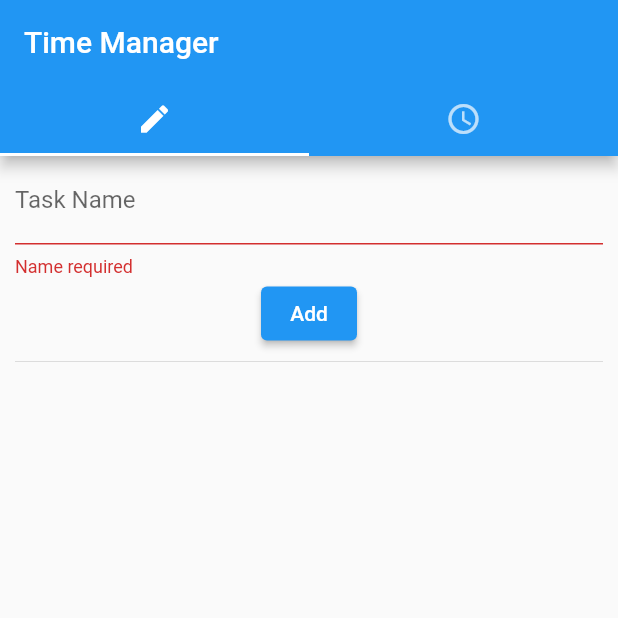
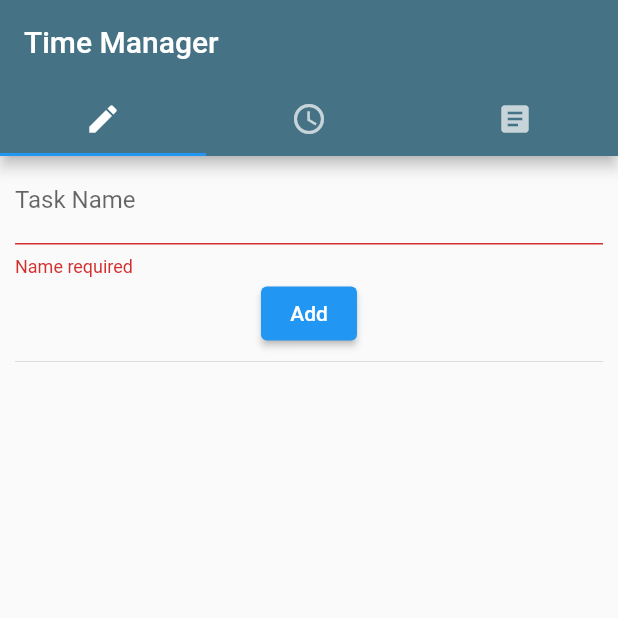
Before and after one commit to Delta-Psi/time_manager, a Flutter app: the screen it shows after launch, after a tap on "Add", on a phone screen of 412 x 824 dp, the top half of it. Run offline on Flutter 3.47's test engine with Material 2 defaults, Android fonts, the phone set to English and light mode, and no system bars; our stand-ins replace sqflite; accounts and stored records are empty.

```diff
--- a/lib/main.dart
+++ b/lib/main.dart
@@ -1,27 +1,97 @@
 import 'package:flutter/material.dart';
+import 'package:flutter/widgets.dart';
 
-void main() => runApp(MyApp());
+import 'package:path/path.dart';
+import 'package:sqflite/sqflite.dart';
 
-class Tasks extends StatefulWidget {
-    @override
-    _TasksState createState() => _TasksState();
+import 'dart:io';
+
+class Task {
+    final int id;
+    final String name;
+
+    Task({this.id, this.name});
+
+    Map<String, dynamic> toMap() {
+        return {
+            'id': id,
+            'name': name,
+        };
+    }
 }
 
-class _TasksState extends State<Tasks> {
+class DatabaseHelper {
+    static Database _db;
+
+    Future<Database> get db async {
+        if (_db == null) _db = await initDb();
+        return _db;
+    }
+
+    Future<Database> initDb() async {
+        WidgetsFlutterBinding.ensureInitialized();
+        return await openDatabase(
+            join(await getDatabasesPath(), 'tasks.db'),
+            onCreate: (db, version) {
+                print('creating database');
+                return db.execute(
+                    "CREATE TABLE Tasks(name TEXT)",
+                );
+            },
+            version: 2,
+        );
+    }
+
+    Future<Task> createTask(name) async {
+        var db_ = await db;
+
+        final int id = await db_.insert(
+            'Tasks',
+            {'name': name},
+        );
+
+        return Task(id: id, name: name);
+    }
+
+    Future<List<Task>> listTasks() async {
+        final Database db_ = await db;
+
+        final List<Map<String, dynamic>> maps = await db_.query(
+            'Tasks',
+            columns: ['rowid', 'name'],
+        );
+
+        return List.generate(maps.length, (i) {
+            return Task(id: maps[i]['rowid'], name: maps[i]['name']);
+        });
+    }
+}
+
+void main() {
+    runApp(MyApp());
+}
+
+class TaskEditor extends StatefulWidget {
+    @override
+    _TaskEditorState createState() => _TaskEditorState();
+}
+
+class _TaskEditorState extends State<TaskEditor> {
+    final DatabaseHelper db = DatabaseHelper();
+
     final _formKey = GlobalKey<FormState>();
     final _textController = TextEditingController();
-    List<String> _tasks = [];
 
-    void _addTask(task) {
+    void _addTask(name) {
         setState(() {
-            _tasks.add(task);
+            db.createTask(name);
         });
     }
 
     void _removeTaskAt(index) {
-        setState(() {
-            _tasks.removeAt(index);
-        });
+        //setState(() {
+            //_tasks.removeAt(index);
+        //});
     }
 
     @override
@@ -58,14 +128,19 @@ class _TasksState extends State<Tasks> {
                 ),
                 Divider(),
                 Expanded(
-                    child: ListView.builder(
-                        itemCount: _tasks.length,
+                    child: FutureBuilder<List<Task>>(
+                        future: db.listTasks(),
+                        builder: (BuildContext context, AsyncSnapshot<List<Task>> tasks) {
+                            if (tasks.hasData) {
+                                return ListView.builder(
+                                    itemCount: tasks.data.length,
                                     itemBuilder: (BuildContext context, int index) {
                                         return Container(
                                             height: 50,
                                             child: Row(
                                                 children: [
-                                        Expanded(child: Text('${_tasks[index]}')),
+                                                    Text('${tasks.data[index].id}'),
+                                                    Expanded(child: Text('${tasks.data[index].name}')),
                                                     ElevatedButton(
                                                         onPressed: () {
                                                             _removeTaskAt(index);
@@ -75,6 +150,11 @@ class _TasksState extends State<Tasks> {
                                                 ],
                                             ),
                                         );
+                                    },
+                                );
+                            } else {
+                                return Text('...');
+                            }
                         },
                     ),
                 ),
@@ -89,14 +169,16 @@ class MyApp extends StatelessWidget {
         return MaterialApp(
             title: 'Time Manager',
             home: DefaultTabController(
-                length: 2,
+                length: 3,
                 child: Scaffold(
                     appBar: AppBar(
+                        backgroundColor: Color(0xFF457285),
                         title: Text('Time Manager'),
                         bottom: TabBar(
                             tabs: [
                                 Tab(icon: Icon(Icons.edit)),
                                 Tab(icon: Icon(Icons.access_time)),
+                                Tab(icon: Icon(Icons.article)),
                             ],
                         ),
                     ),
@@ -105,9 +187,10 @@ class MyApp extends StatelessWidget {
                         children: [
                             Padding(
                                 padding: EdgeInsets.symmetric(horizontal: 10.0),
-                                child: Tasks(),
+                                child: TaskEditor(),
                             ),
                             Text('fuck'),
+                            Text('yeah'),
                         ],
                     ),
                 ),
--- a/pubspec.yaml
+++ b/pubspec.yaml
@@ -23,6 +23,8 @@ environment:
 dependencies:
   flutter:
     sdk: flutter
+  sqflite:
+  path:
 
 
   # The following adds the Cupertino Icons font to your application.
```
Also changed, not shown: pubspec.lock. Lines whose indentation alone changed are shown as unchanged.
